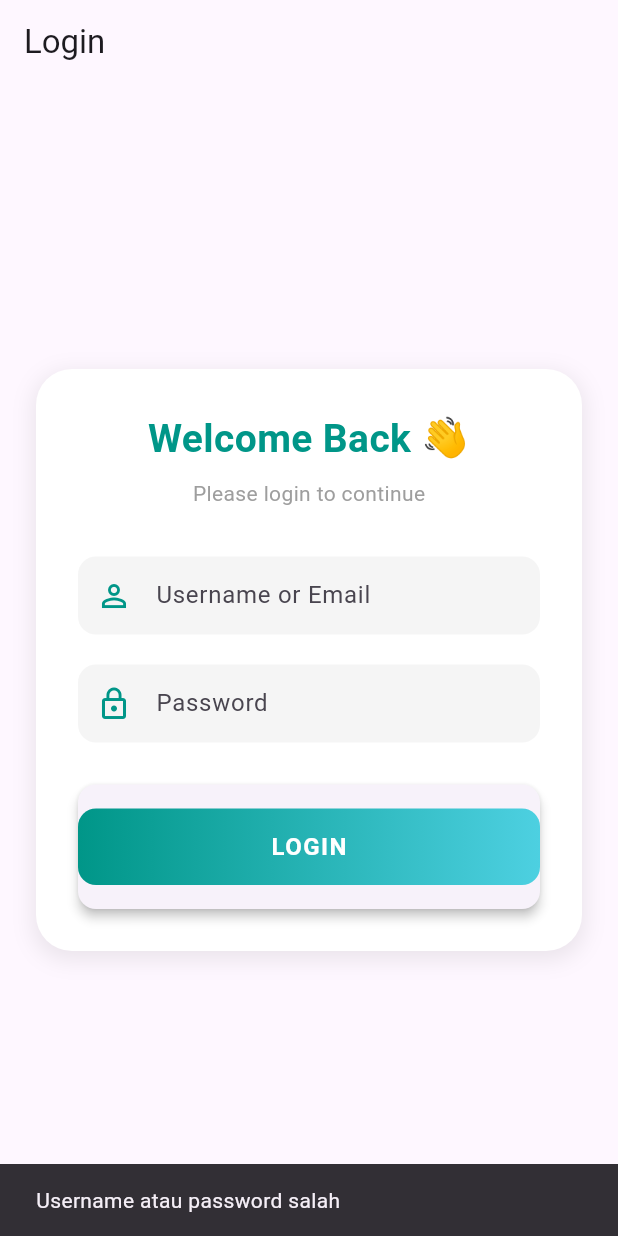
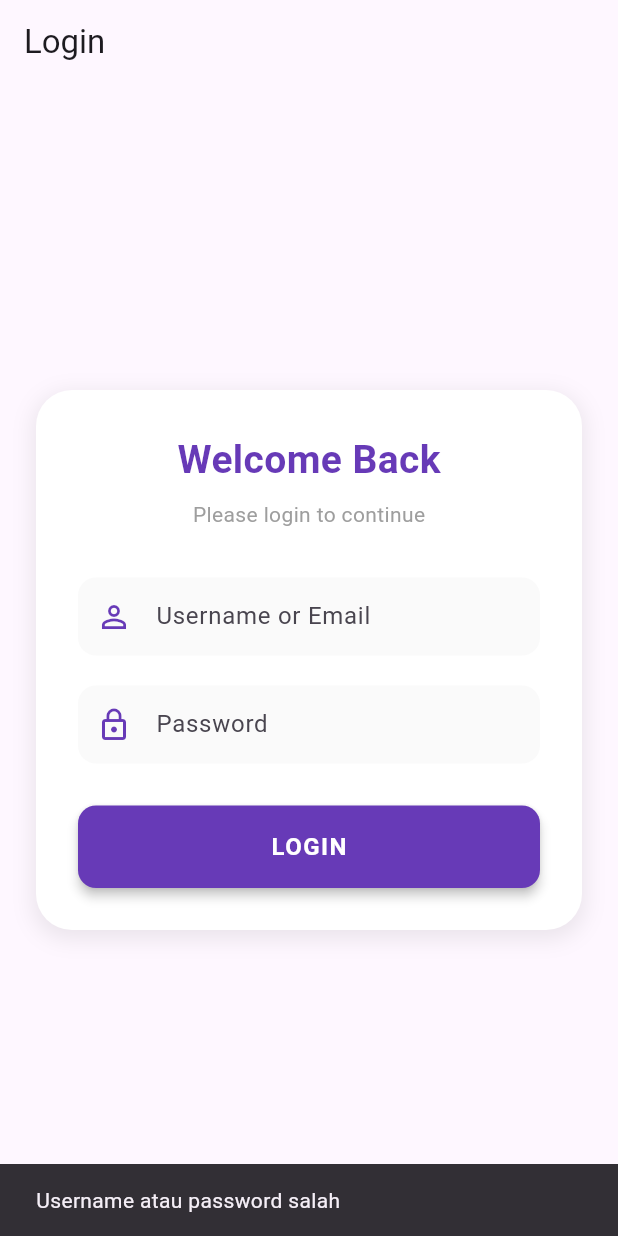
Before and after one commit to MuhammadRafa/flutter-test, a Flutter app: the screen it shows after launch, after a tap on "LOGIN", on a phone screen of 412 x 824 dp. Run offline on Flutter 3.47's test engine with Material 3 defaults, Android fonts, the phone set to English and light mode, and no system bars.

Commit message:
first commit

```diff
--- a/flutter_testinggg/lib/main.dart
+++ b/flutter_testinggg/lib/main.dart
@@ -12,7 +12,7 @@ class MyApp extends StatelessWidget {
   Widget build(BuildContext context) {
     return MaterialApp(
       title: 'Login Demo',
-      theme: ThemeData(primarySwatch: Colors.blue),
+      theme: ThemeData(primarySwatch: Colors.deepPurple),
       home: const LoginPage(),
     );
   }
@@ -23,14 +23,22 @@ class LoginPage extends StatelessWidget {
 
   void _doLogin(BuildContext context, String username, String password) {
     if (username == 'admin' && password == '12345') {
-      Navigator.pushReplacement(
-        context,
-        MaterialPageRoute(
-          builder: (_) => const DashboardPage(),
-        ),
+      // ✅ tampilkan snackbar login berhasil
+      ScaffoldMessenger.of(context).showSnackBar(
+        const SnackBar(content: Text("Login berhasil")),
       );
+
+      // kasih delay 1 detik biar snackbar sempat muncul
+      Future.delayed(const Duration(seconds: 1), () {
+        Navigator.pushReplacement(
+          context,
+          MaterialPageRoute(
+            builder: (_) => const DashboardPage(),
+          ),
+        );
+      });
     } else {
-      // kalau salah tampilkan snackbar error
+      // ❌ kalau salah tampilkan snackbar error
       ScaffoldMessenger.of(context).showSnackBar(
         const SnackBar(content: Text("Username atau password salah")),
       );
--- a/flutter_testinggg/lib/widgets/login_form.dart
+++ b/flutter_testinggg/lib/widgets/login_form.dart
@@ -50,11 +50,11 @@ class _LoginFormState extends State<LoginForm> {
             children: [
               // Judul login
               const Text(
-                'Welcome Back 👋',
+                'Welcome Back',
                 style: TextStyle(
                   fontSize: 26,
                   fontWeight: FontWeight.bold,
-                  color: Color(0xFF009688), // Tosca
+                  color: Colors.deepPurple,
                 ),
               ),
               const SizedBox(height: 8),
@@ -74,10 +74,10 @@ class _LoginFormState extends State<LoginForm> {
                 controller: userController,
                 decoration: InputDecoration(
                   hintText: 'Username or Email',
-                  prefixIcon:
-                      const Icon(Icons.person_outline, color: Color(0xFF009688)),
+                  prefixIcon: const Icon(Icons.person_outline,
+                      color: Colors.deepPurple),
                   filled: true,
-                  fillColor: const Color(0xFFF5F5F5), // abu muda
+                  fillColor: Colors.grey[50],
                   contentPadding:
                       const EdgeInsets.symmetric(vertical: 14, horizontal: 16),
                   border: OutlineInputBorder(
@@ -97,9 +97,9 @@ class _LoginFormState extends State<LoginForm> {
                 decoration: InputDecoration(
                   hintText: 'Password',
                   prefixIcon:
-                      const Icon(Icons.lock_outline, color: Color(0xFF009688)),
+                      const Icon(Icons.lock_outline, color: Colors.deepPurple),
                   filled: true,
-                  fillColor: const Color(0xFFF5F5F5),
+                  fillColor: Colors.grey[50],
                   contentPadding:
                       const EdgeInsets.symmetric(vertical: 14, horizontal: 16),
                   border: OutlineInputBorder(
@@ -118,38 +118,20 @@ class _LoginFormState extends State<LoginForm> {
                   key: const Key('login_button'),
                   onPressed: _handleLogin,
                   style: ElevatedButton.styleFrom(
+                    backgroundColor: Colors.deepPurple,
+                    foregroundColor: Colors.white,
                     padding: const EdgeInsets.symmetric(vertical: 16),
                     shape: RoundedRectangleBorder(
                       borderRadius: BorderRadius.circular(12),
                     ),
                     elevation: 3,
-                    backgroundColor: Colors.transparent,
-                    foregroundColor: Colors.white,
-                  ).copyWith(
-                    backgroundColor: MaterialStateProperty.resolveWith(
-                      (states) => null,
                   ),
-                  ),
-                  child: Ink(
-                    decoration: BoxDecoration(
-                      gradient: const LinearGradient(
-                        colors: [Color(0xFF009688), Color(0xFF4DD0E1)],
-                        begin: Alignment.centerLeft,
-                        end: Alignment.centerRight,
-                      ),
-                      borderRadius: BorderRadius.circular(12),
-                    ),
-                    child: Container(
-                      alignment: Alignment.center,
-                      padding: const EdgeInsets.symmetric(vertical: 14),
                   child: const Text(
                     'LOGIN',
                     style: TextStyle(
                       fontSize: 16,
                       fontWeight: FontWeight.bold,
                       letterSpacing: 1,
-                        ),
-                      ),
                     ),
                   ),
                 ),
```
Lines whose indentation alone changed are shown as unchanged.
